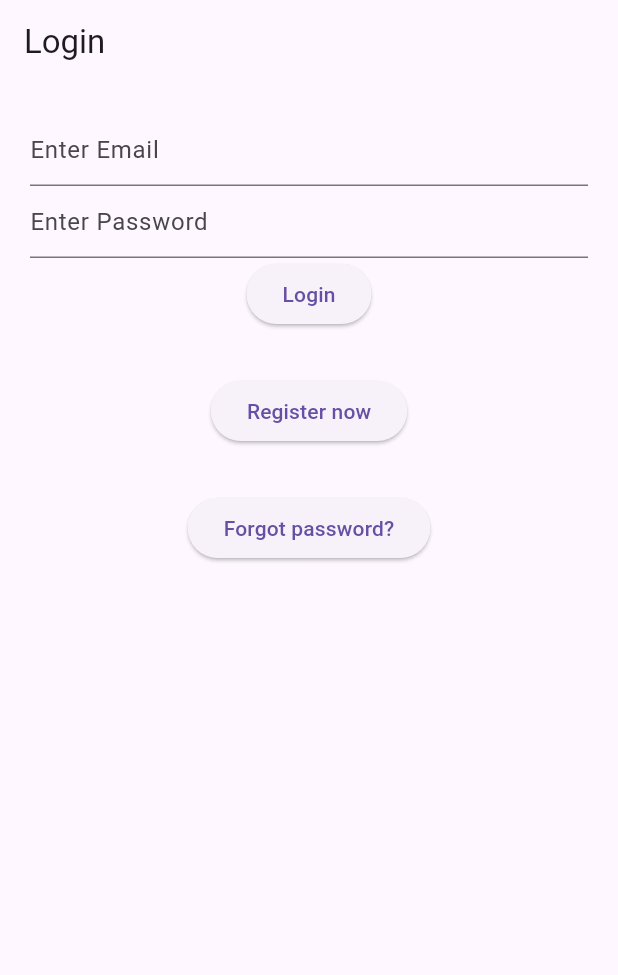
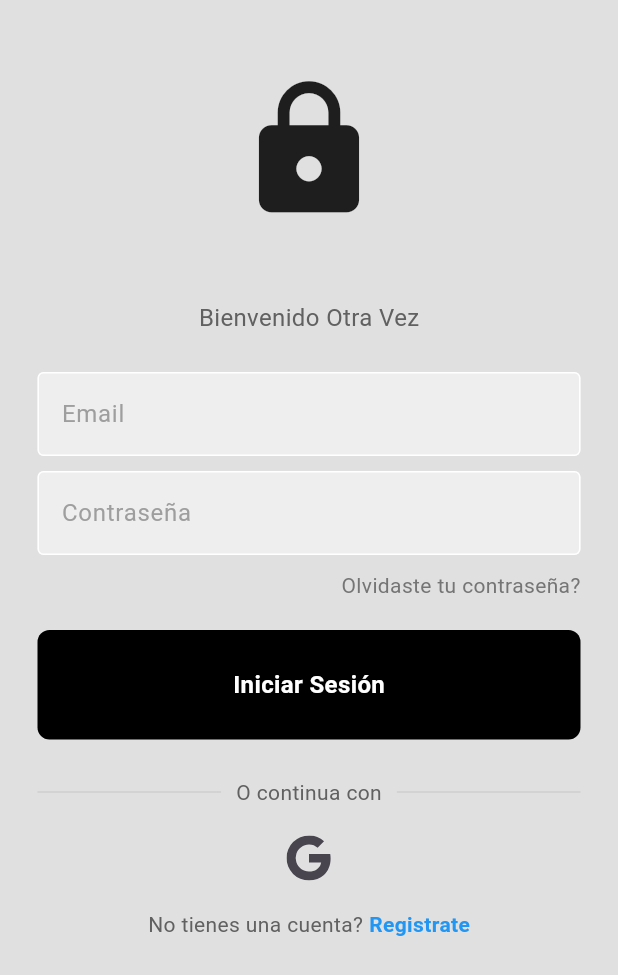
Before and after one commit to ISCOUTB/DS-todolist, a Flutter app: the screen it shows after launch, on a phone screen of 412 x 824 dp. Shown: the top 975 px of the screen. Run offline on Flutter 3.47's test engine with Material 3 defaults, Android fonts, the phone set to English and light mode, and no system bars; our stand-ins replace firebase_auth, firebase_core, flutter_dotenv, get, icons_plus; accounts and stored records are empty.

Commit message:
update v.2

```diff
--- /dev/null
+++ b/lib/components/my_button.dart
@@ -0,0 +1,36 @@
+import 'package:flutter/material.dart';
+
+
+class MyButton extends StatelessWidget {
+
+  final Function()? onTap;
+  final String text;
+
+  const MyButton({super.key, required this.onTap, required this.text});
+
+  @override
+  Widget build(BuildContext context) {
+    return GestureDetector(
+      onTap: onTap,
+      child: Container(
+        padding: const EdgeInsets.all(25),
+        margin: const EdgeInsets.symmetric(horizontal: 25),
+        decoration: BoxDecoration(
+          color: Colors.black,
+          borderRadius: BorderRadius.circular(8),
+        ),
+        child: Center(
+          child: Text(
+            text,
+            style: TextStyle(
+              color: Colors.white,
+              fontWeight: FontWeight.bold,
+              fontSize: 16
+            ),
+
+          ),
+        ),
+      ),
+    );
+  }
+}
--- /dev/null
+++ b/lib/components/my_text_field.dart
@@ -0,0 +1,37 @@
+import 'package:flutter/material.dart';
+
+class MyTextField extends StatelessWidget {
+  final TextEditingController controller;
+  final String hintText;
+  final bool obscureText;
+
+  const MyTextField({
+    super.key,
+    required this.controller,
+    required this.hintText,
+    required this.obscureText,
+  });
+
+  @override
+  Widget build(BuildContext context) {
+    return Padding(
+      padding: const EdgeInsets.symmetric(horizontal: 25.0),
+      child: TextField(
+        controller: controller,
+        obscureText: obscureText,
+        decoration: InputDecoration(
+          enabledBorder: OutlineInputBorder(
+            borderSide: BorderSide(color: Colors.white),
+          ),
+          focusedBorder: OutlineInputBorder(
+            borderSide: BorderSide(color: Colors.grey.shade400),
+          ),
+          fillColor: Colors.grey.shade200,
+          filled: true,
+          hintText: hintText,
+          hintStyle: TextStyle(color: Colors.grey[500]),
+        ),
+      ),
+    );
+  }
+}
--- a/lib/forgot.dart
+++ /dev/null
@@ -1,36 +0,0 @@
-import 'package:flutter/material.dart';
-import 'package:firebase_auth/firebase_auth.dart';
-
-class Forgot extends StatefulWidget {
-  const Forgot({super.key});
-
-  @override
-  State<Forgot> createState() => _ForgotState();
-}
-
-class _ForgotState extends State<Forgot> {
-  TextEditingController email = TextEditingController();
-
-  reset()async{
-      await FirebaseAuth.instance.sendPasswordResetEmail(email: email.text);
-    }
-
-  @override
-  Widget build(BuildContext context) {
-    return Scaffold(
-      appBar: AppBar(title: Text("Forgot password"),),
-      body: Padding(
-        padding: const EdgeInsets.all(20.0),
-        child: Column(
-          children: [
-            TextField(
-              controller: email,
-              decoration: InputDecoration(hintText: "Enter Email"),
-            ),
-            ElevatedButton(onPressed: (() => reset()), child: Text("Send Reset Link"))
-          ],
-        ),
-      ),
-    );
-  }
-}
--- a/lib/login.dart
+++ /dev/null
@@ -1,70 +0,0 @@
-import 'package:firebase_auth/firebase_auth.dart';
-import 'package:flutter/material.dart';
-import 'package:get/get.dart';
-import 'package:to_do_list/forgot.dart';
-import 'package:to_do_list/signup.dart';
-
-class Login extends StatefulWidget {
-  const Login({super.key});
-
-  @override
-  State<Login> createState() => _LoginState();
-}
-
-class _LoginState extends State<Login> {
-
-  TextEditingController email = TextEditingController();
-  TextEditingController password = TextEditingController();
-
-  bool isloading = false;
-
-  signIn() async{
-
-    setState(() {
-      isloading = true;
-    });
-
-
-    try{
-      await FirebaseAuth.instance.signInWithEmailAndPassword(email: email.text, password: password.text);
-
-    }on FirebaseAuthException catch(e){
-      Get.snackbar("Error", e.message!);
-    }catch(e){
-      Get.snackbar("Error", e.toString());
-    }
-
-    setState(() {
-      isloading = false;
-    });
-
-  }
-
-  @override
-  Widget build(BuildContext context) {
-    return isloading?Center(child: CircularProgressIndicator(),) : Scaffold(
-      appBar: AppBar(title: Text("Login"),),
-      body: Padding(
-        padding: const EdgeInsets.all(20.0),
-        child: Column(
-          children: [
-            TextField(
-              controller: email,
-              decoration: InputDecoration(hintText: "Enter Email"),
-            ),
-            TextField(
-              controller: password,
-              decoration: InputDecoration(hintText: "Enter Password"),
-            ),
-            ElevatedButton(onPressed: (() => signIn()), child: Text("Login")),
-            SizedBox(height: 30,),
-            ElevatedButton(onPressed: (() => Get.to(Signup())), child: Text("Register now")),
-            SizedBox(height: 30,),
-            ElevatedButton(onPressed: (() => Get.to(Forgot())), child: Text("Forgot password?")),
-          ],
-        ),
-      ),
-
-    );
-  }
-}
--- /dev/null
+++ b/lib/screens/login_screen.dart
@@ -0,0 +1,174 @@
+import 'package:firebase_auth/firebase_auth.dart';
+import 'package:flutter/material.dart';
+import 'package:get/get.dart';
+import 'package:icons_plus/icons_plus.dart';
+import 'package:to_do_list/components/my_button.dart';
+import 'package:to_do_list/components/my_text_field.dart';
+import 'package:to_do_list/screens/forget_password_screen.dart';
+import 'package:to_do_list/screens/register_screen.dart';
+
+class LoginScreen extends StatefulWidget {
+  const LoginScreen({super.key});
+
+  @override
+  State<LoginScreen> createState() => _LoginScreenState();
+}
+
+class _LoginScreenState extends State<LoginScreen> {
+  final useremailController = TextEditingController();
+  final passwordController = TextEditingController();
+
+  bool isloading = false;
+
+  LoginUser() async {
+    setState(() {
+      isloading = true;
+    });
+
+    try {
+      await FirebaseAuth.instance.signInWithEmailAndPassword(
+        email: useremailController.text.trim(),
+        password: passwordController.text.trim(),
+      );
+    } on FirebaseAuthException catch (e) {
+      Get.snackbar("Error", e.message!);
+    } catch (e) {
+      Get.snackbar("Error", e.toString());
+    }
+
+    setState(() {
+      isloading = false;
+    });
+  }
+
+  @override
+  Widget build(BuildContext context) {
+    return isloading
+        ? Center(child: CircularProgressIndicator())
+        : Scaffold(
+          backgroundColor: Colors.grey[300],
+          body: SafeArea(
+            child: SingleChildScrollView(
+              child: Center(
+                child: Column(
+                  children: [
+                    const SizedBox(height: 50),
+                    const Icon(Icons.lock, size: 100),
+                    const SizedBox(height: 50),
+
+                    Text(
+                      "Bienvenido Otra Vez",
+                      style: TextStyle(fontSize: 16, color: Colors.grey[700]),
+                    ),
+
+                    const SizedBox(height: 25),
+
+                    MyTextField(
+                      controller: useremailController,
+                      hintText: "Email",
+                      obscureText: false,
+                    ),
+
+                    const SizedBox(height: 10),
+
+                    MyTextField(
+                      controller: passwordController,
+                      hintText: "Contraseña",
+                      obscureText: true,
+                    ),
+
+                    const SizedBox(height: 10),
+
+                    Padding(
+                      padding: const EdgeInsets.symmetric(horizontal: 25.0),
+                      child: Row(
+                        mainAxisAlignment: MainAxisAlignment.end,
+                        children: [
+                          GestureDetector(
+                            onTap: (() => Get.to(ForgetPasswordScreen())),
+                            child: Text(
+                              "Olvidaste tu contraseña?",
+                              style: TextStyle(color: Colors.grey[600]),
+                            ),
+                          ),
+                        ],
+                      ),
+                    ),
+
+                    const SizedBox(height: 20),
+
+                    MyButton(onTap: LoginUser, text: "Iniciar Sesión"),
+
+                    const SizedBox(height: 25),
+
+                    Padding(
+                      padding: const EdgeInsets.symmetric(horizontal: 25.0),
+                      child: Row(
+                        children: [
+                          Expanded(
+                            child: Divider(
+                              thickness: 0.5,
+                              color: Colors.grey[400],
+                            ),
+                          ),
+                          Padding(
+                            padding: const EdgeInsets.symmetric(
+                              horizontal: 10.0,
+                            ),
+                            child: Text(
+                              "O continua con",
+                              style: TextStyle(color: Colors.grey[700]),
+                            ),
+                          ),
+                          Expanded(
+                            child: Divider(
+                              thickness: 0.5,
+                              color: Colors.grey[400],
+                            ),
+                          ),
+                        ],
+                      ),
+                    ),
+
+                    const SizedBox(height: 10),
+
+                    Row(
+                      mainAxisAlignment: MainAxisAlignment.center,
+                      children: [
+                        IconButton(
+                          onPressed: () {},
+                          icon: Icon(Bootstrap.google, size: 30),
+                        ),
+                      ],
+                    ),
+
+                    const SizedBox(height: 10),
+
+                    Row(
+                      mainAxisAlignment: MainAxisAlignment.center,
+                      children: [
+                        Text(
+                          "No tienes una cuenta?",
+                          style: TextStyle(color: Colors.grey[700]),
+                        ),
+                        const SizedBox(width: 4),
+                        GestureDetector(
+                          onTap: (() => Get.to(RegisterScreen())),
+                          child: const Text(
+                            "Registrate",
+                            style: TextStyle(
+                              color: Colors.blue,
+                              fontWeight: FontWeight.bold,
+                            ),
+                          ),
+                        ),
+                      ],
+                    ),
+                  ],
+                ),
+              ),
+            ),
+          ),
+        );
+  }
+}
--- a/lib/wrapper.dart
+++ b/lib/wrapper.dart
@@ -1,8 +1,7 @@
 import 'package:firebase_auth/firebase_auth.dart';
 import 'package:flutter/material.dart';
 import 'package:to_do_list/homepage.dart';
-import 'package:to_do_list/login.dart';
-import 'package:to_do_list/verify.dart';
+import 'package:to_do_list/screens/login_screen.dart';
 
 class Wrapper extends StatefulWidget {
   const Wrapper({super.key});
@@ -15,21 +14,29 @@ class _WrapperState extends State<Wrapper> {
   @override
   Widget build(BuildContext context) {
     return Scaffold(
-      body: StreamBuilder(
+      body: StreamBuilder<User?>(
         stream: FirebaseAuth.instance.authStateChanges(),
-         builder: (context, snapshot){
-          if(snapshot.hasData){
-            print(snapshot.data);
-            if(snapshot.data!.emailVerified){
+        builder: (context, snapshot) {
+          if (snapshot.connectionState == ConnectionState.waiting) {
+            // Mostrar un indicador de carga mientras se espera la respuesta
+            return Center(child: CircularProgressIndicator());
+          } else if (snapshot.hasError) {
+            // Manejar errores en el StreamBuilder
+            return Center(child: Text('Ocurrió un error. Inténtalo de nuevo.'));
+          } else if (snapshot.hasData) {
+            // Verificar si el correo está verificado
+            final user = snapshot.data!;
+            if (user.emailVerified) {
               return Homepage();
-            }else{
-            return Verify();
+            } else {
+              return LoginScreen();
             }
-          }else{
-            return Login();
+          } else {
+            // Si no hay datos, mostrar la pantalla de inicio de sesión
+            return LoginScreen();
           }
-         }
-        ),
+        },
+      ),
     );
   }
 }
```
Also changed, not shown: lib/homepage.dart (added, +29 -0 lines), lib/screens/forget_password_screen.dart (added, +83 -0 lines), lib/screens/register_screen.dart (added, +153 -0 lines), lib/signup.dart (deleted, +0 -45 lines), lib/verify.dart (deleted, +0 -53 lines).
